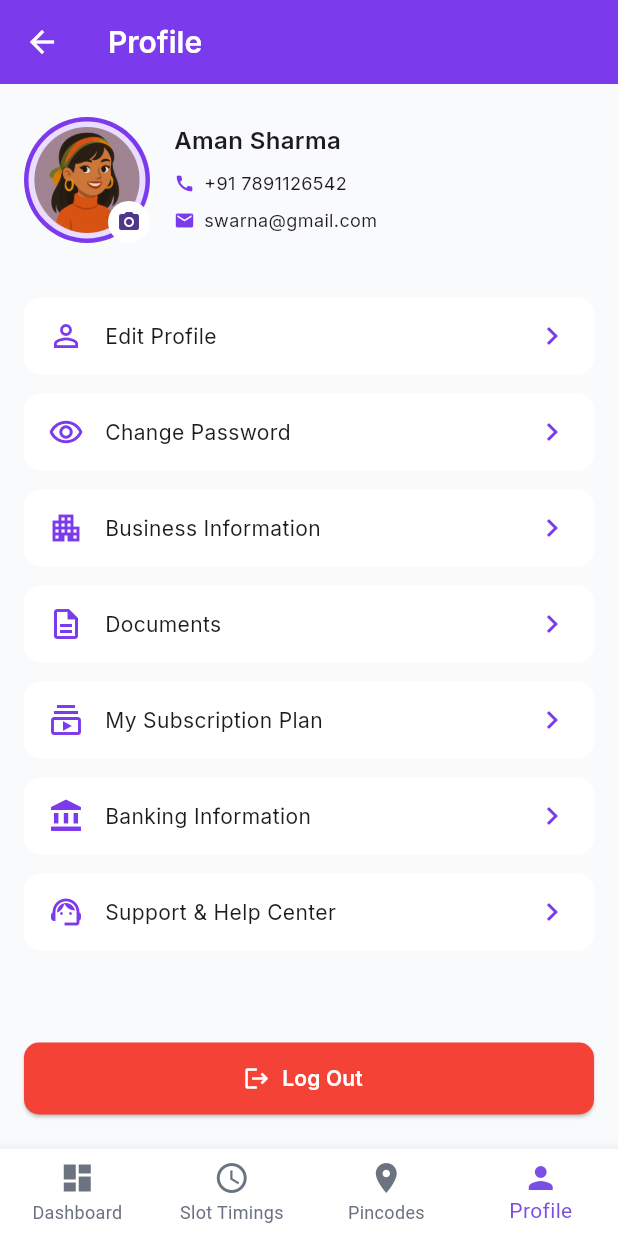
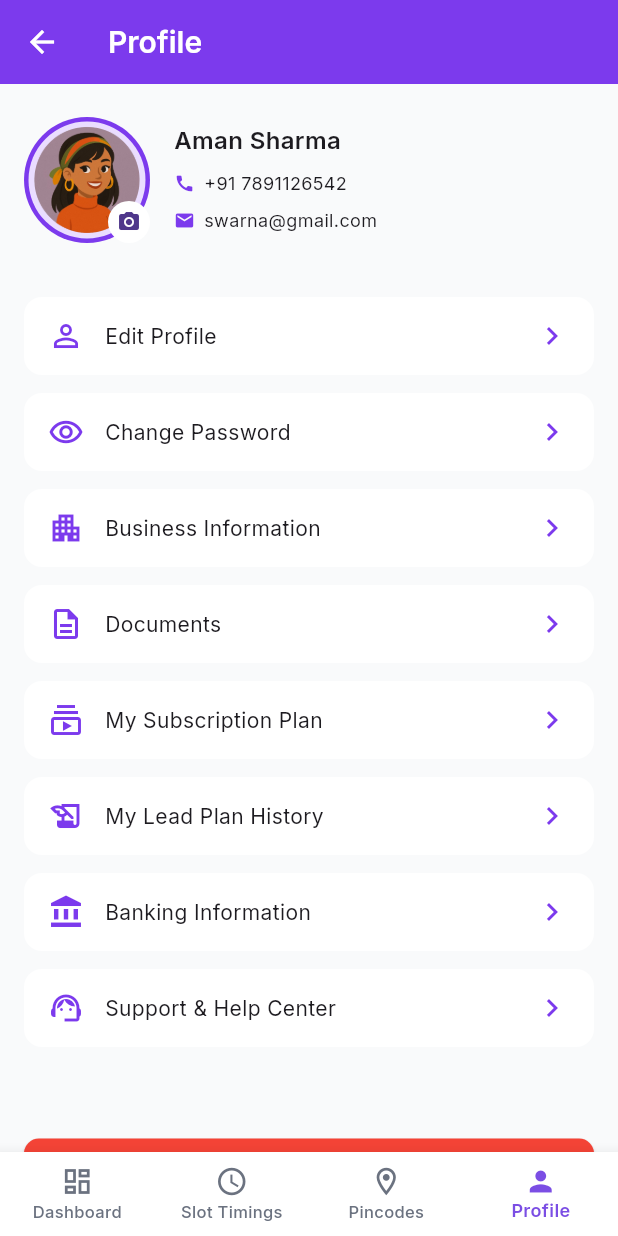
Before and after one commit to venkateshdigitalraiz-project/MedicompareVendor, a Flutter app: the BottomNavigation screen opened by its route, item 4 of the bottom bar chosen, on a phone screen of 412 x 824 dp. Run offline on Flutter 3.47's test engine with Material 3 defaults, Android fonts, the phone set to English and light mode, and no system bars; our stand-ins replace country_picker, dotted_border, equatable, file_picker, flutter_bloc, go_router and 4 more; accounts and stored records are empty.

Commit message:
lead plan history screen

```diff
--- a/lib/core/api/api_service_repository_http_impl.dart
+++ b/lib/core/api/api_service_repository_http_impl.dart
@@ -348,6 +348,11 @@ class ApiServiceRepositoryHttpImplementation implements ApiServiceRepository {
   }
 
   Future<http.Response> _handleResponse(http.Response response) async {
+    if (response.statusCode == 401) {
+      // Clear token globally if needed, but throwing a unique error is better for Bloc/UI handling
+      throw ServerException("UNAUTHORIZED_ACCESS_401");
+    }
+
     if ((response.statusCode >= 200 && response.statusCode < 300) ||
         response.statusCode == 304) {
       return response;
--- a/lib/core/router/app_router.dart
+++ b/lib/core/router/app_router.dart
@@ -26,6 +26,7 @@ import 'package:MediCompare/features/vendor_profile/presentation/pages/step2_bus
 import 'package:MediCompare/features/orders/presentation/pages/order_page.dart';
 import 'package:MediCompare/features/leads/presentation/pages/leads_page.dart';
 import 'package:MediCompare/features/subscription/presentation/pages/subscription_plan_page.dart';
+import 'package:MediCompare/features/subscription/presentation/pages/lead_plan_history_page.dart';
 import 'package:MediCompare/features/orders/presentation/pages/order_details_page.dart';
 import 'package:MediCompare/navigation/bottom_navigation.dart';
 import 'package:go_router/go_router.dart';
@@ -150,6 +151,10 @@ GoRouter createAppRouter(String initialLocation) => GoRouter(
       builder: (_, __) => const SubscriptionPlanPage(),
     ),
     GoRoute(
+      path: '/lead-plan-history',
+      builder: (_, __) => const LeadPlanHistoryPage(),
+    ),
+    GoRoute(
       path: '/order-details/:id',
       builder: (context, state) {
         final id = state.pathParameters['id']!;
--- a/lib/features/profile/presentation/pages/main_profile_page.dart
+++ b/lib/features/profile/presentation/pages/main_profile_page.dart
@@ -162,6 +162,9 @@ class _ProfilePageState extends State<MainprofileScreen> {
             _menuTile("My Subscription Plan", Icons.subscriptions_outlined, () {
               context.push('/subscription-plan');
             }),
+            _menuTile("My Lead Plan History", Icons.history_edu_outlined, () {
+              context.push('/lead-plan-history');
+            }),
             _menuTile("Banking Information", Icons.account_balance, () {
               context.push('/bank-info');
             }),
--- a/lib/navigation/bottom_navigation.dart
+++ b/lib/navigation/bottom_navigation.dart
@@ -1,8 +1,22 @@
+import 'package:MediCompare/features/dashboard/presentation/bloc/dashboard_bloc.dart';
+import 'package:MediCompare/features/dashboard/presentation/bloc/dashboard_state.dart';
 import 'package:MediCompare/features/dashboard/presentation/pages/dashboard_page.dart';
+import 'package:MediCompare/features/pincodes/presentation/bloc/pincodes_bloc.dart';
+import 'package:MediCompare/features/pincodes/presentation/bloc/pincodes_state.dart';
 import 'package:MediCompare/features/pincodes/presentation/pages/pincodes_page.dart';
 import 'package:MediCompare/features/profile/presentation/pages/main_profile_page.dart';
+import 'package:MediCompare/features/slots/presentation/bloc/slots_bloc.dart';
+import 'package:MediCompare/features/slots/presentation/bloc/slots_state.dart';
 import 'package:MediCompare/features/slots/presentation/pages/slot_timings_page.dart';
+import 'package:MediCompare/features/tickets/presentation/bloc/tickets_bloc.dart';
+import 'package:MediCompare/features/tickets/presentation/bloc/tickets_state.dart';
+import 'package:MediCompare/features/subscription/presentation/bloc/subscription_bloc.dart';
+import 'package:MediCompare/features/subscription/presentation/bloc/subscription_state.dart';
 import 'package:flutter/material.dart';
+import 'package:flutter_bloc/flutter_bloc.dart';
+import 'package:go_router/go_router.dart';
+import 'package:google_fonts/google_fonts.dart';
+import 'package:MediCompare/core/utils/token_storage.dart';
 
 import '../core/constants/app_colors.dart';
 
@@ -23,42 +37,100 @@ class _BottomNavigationState extends State<BottomNavigation> {
     MainprofileScreen(),
   ];
 
+  void _handleUnauthorized(BuildContext context) {
+    debugPrint('Global: Unauthorized access detected. Redirecting to login...');
+    TokenStorage.clearAll().then((_) {
+      if (mounted) {
+        context.go('/login');
+      }
+    });
+  }
+
   @override
   Widget build(BuildContext context) {
-    return Scaffold(
+    return MultiBlocListener(
+      listeners: [
+        BlocListener<DashboardBloc, DashboardState>(
+          listener: (context, state) {
+            if (state is DashboardError && state.message == 'UNAUTHORIZED_ACCESS_401') {
+              _handleUnauthorized(context);
+            }
+          },
+        ),
+        BlocListener<SlotsBloc, SlotsState>(
+          listener: (context, state) {
+            if (state is SlotsError && state.message == 'UNAUTHORIZED_ACCESS_401') {
+              _handleUnauthorized(context);
+            }
+          },
+        ),
+        BlocListener<PincodesBloc, PincodesState>(
+          listener: (context, state) {
+            if (state is PincodesError && state.message == 'UNAUTHORIZED_ACCESS_401') {
+              _handleUnauthorized(context);
+            }
+          },
+        ),
+        BlocListener<TicketsBloc, TicketsState>(
+          listener: (context, state) {
+            if (state is TicketsError && state.message == 'UNAUTHORIZED_ACCESS_401') {
+              _handleUnauthorized(context);
+            }
+          },
+        ),
+        BlocListener<SubscriptionBloc, SubscriptionState>(
+          listener: (context, state) {
+            if (state is SubscriptionError && state.message == 'UNAUTHORIZED_ACCESS_401') {
+              _handleUnauthorized(context);
+            }
+          },
+        ),
+      ],
+      child: Scaffold(
         body: _pages[_currentIndex],
-
         bottomNavigationBar: BottomNavigationBar(
           currentIndex: _currentIndex,
           onTap: (index) {
             setState(() => _currentIndex = index);
           },
-
           type: BottomNavigationBarType.fixed,
           backgroundColor: AppColors.white,
           selectedItemColor: AppColors.primary,
           unselectedItemColor: AppColors.grey,
           showUnselectedLabels: true,
-
+          iconSize: 22,
+          selectedLabelStyle: GoogleFonts.inter(
+            fontSize: 12,
+            fontWeight: FontWeight.w600,
+          ),
+          unselectedLabelStyle: GoogleFonts.inter(
+            fontSize: 11,
+            fontWeight: FontWeight.w500,
+          ),
           items: const [
             BottomNavigationBarItem(
-            icon: Icon(Icons.dashboard),
+              icon: Icon(Icons.dashboard_outlined),
+              activeIcon: Icon(Icons.dashboard),
               label: "Dashboard",
             ),
             BottomNavigationBarItem(
-            icon: Icon(Icons.access_time),
+              icon: Icon(Icons.access_time_outlined),
+              activeIcon: Icon(Icons.access_time_filled),
               label: "Slot Timings",
             ),
             BottomNavigationBarItem(
-            icon: Icon(Icons.location_on),
+              icon: Icon(Icons.location_on_outlined),
+              activeIcon: Icon(Icons.location_on),
               label: "Pincodes",
             ),
             BottomNavigationBarItem(
-            icon: Icon(Icons.person),
+              icon: Icon(Icons.person_outline),
+              activeIcon: Icon(Icons.person),
               label: "Profile",
             ),
           ],
         ),
+      ),
     );
   }
 }
```
Also changed, not shown: lib/features/subscription/presentation/pages/lead_plan_history_page.dart (added, +458 -0 lines), lib/features/tickets/presentation/pages/support_help_center_page.dart (+4 -4 lines). Lines whose indentation alone changed are shown as unchanged.
